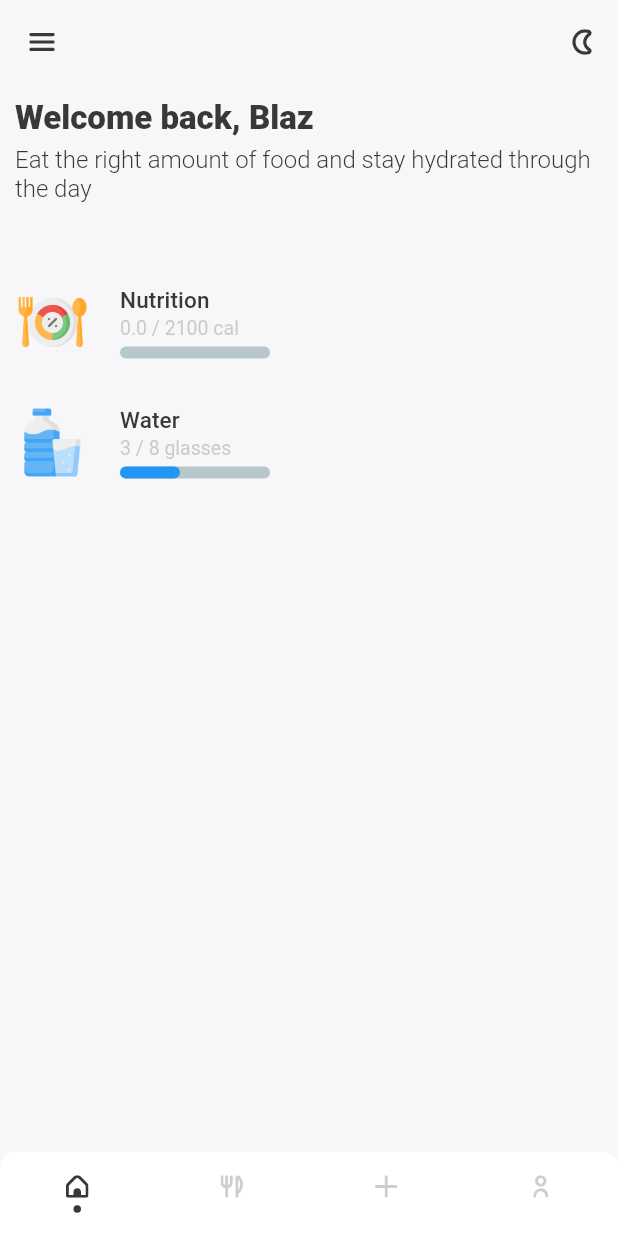
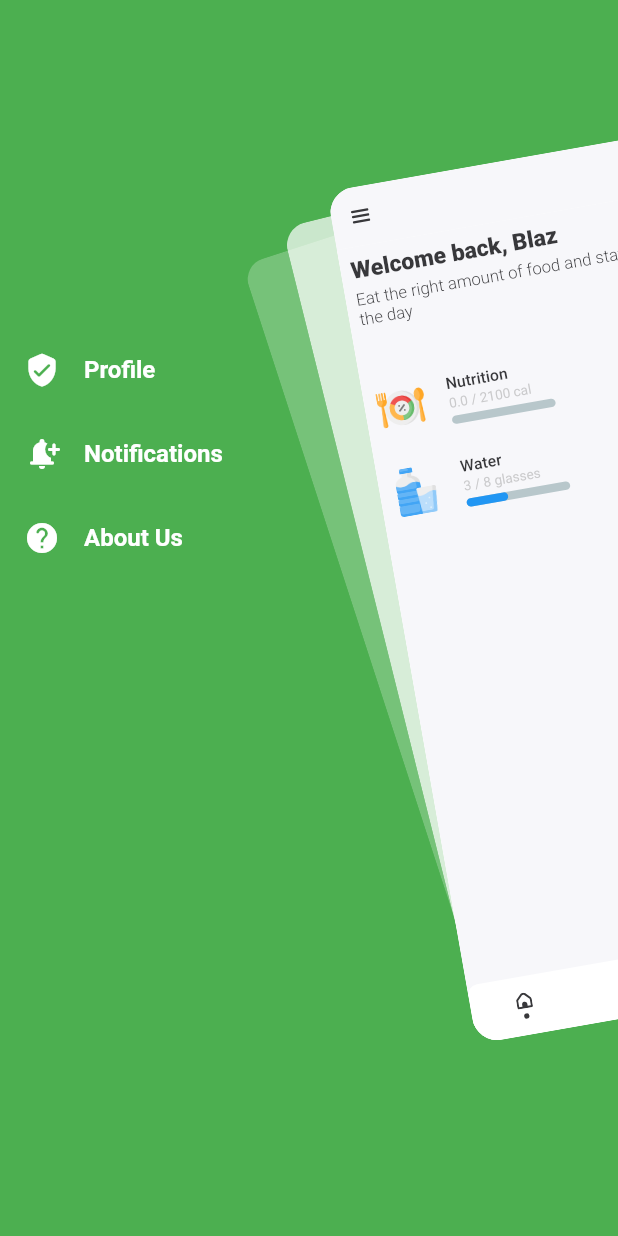
Before and after one commit to blaz-cerpnjak/flutter-nutrition-app, a Flutter app: the screen it shows after launch, after a tap on an icon or button, on a phone screen of 412 x 824 dp. Run offline on Flutter 3.47's test engine with Material 2 defaults, Android fonts, the phone set to English and light mode, and no system bars; drawn by our look-alikes of flutter_zoom_drawer, percent_indicator, persistent_bottom_nav_bar; our stand-ins replace date_format, date_picker_timeline, flutter_svg, google_fonts, hive, hive_flutter and 1 more; accounts and stored records are empty.

Commit message:
Add Navigation Drawer

```diff
--- a/nutrition_app/lib/screens/main_screen.dart
+++ b/nutrition_app/lib/screens/main_screen.dart
@@ -1,10 +1,13 @@
 import 'package:flutter/material.dart';
 import 'package:flutter_svg/flutter_svg.dart';
+import 'package:flutter_zoom_drawer/config.dart';
+import 'package:flutter_zoom_drawer/flutter_zoom_drawer.dart';
 import 'package:nutrition_app/screens/add_food_screen.dart';
 import 'package:nutrition_app/screens/choose_food_screen.dart';
 import 'package:nutrition_app/screens/food_screen.dart';
 import 'package:nutrition_app/screens/home_screen.dart';
 import 'package:nutrition_app/screens/user_profile_screen.dart';
+import 'package:nutrition_app/widgets/drawer_menu_screen.dart';
 import 'package:persistent_bottom_nav_bar/persistent-tab-view.dart';
 import 'package:provider/provider.dart';
 import 'package:shared_preferences/shared_preferences.dart';
@@ -64,7 +67,6 @@ class _MainScreenState extends State<MainScreen> {
     UserProfileScreen(),
   ];
 
-
   List<PersistentBottomNavBarItem> _navBarsItems() {
     return [
         PersistentBottomNavBarItem(
@@ -112,15 +114,27 @@ class _MainScreenState extends State<MainScreen> {
 
   @override
   Widget build(BuildContext context) {
+    final zoomDrawerController = ZoomDrawerController();
 
-    return Scaffold(
+    return ZoomDrawer(
+      controller: zoomDrawerController,
+      style: DrawerStyle.defaultStyle,
+      borderRadius: 24,
+      angle: -10.0,
+      showShadow: true,
+      slideWidth: MediaQuery.of(context).size.width * 0.65,
+      menuBackgroundColor: Colors.green,
+      menuScreen: DrawerMenuScreen(
+        onSelectedItem: (item) { _controller.index = 1; },
+      ),
+      mainScreen: Scaffold(
         appBar: AppBar(
           automaticallyImplyLeading: true,
           backgroundColor: Theme.of(context).backgroundColor,
           elevation: 0,
           leading: IconButton(
             color: Theme.of(context).primaryColor,
-          onPressed: () {},
+            onPressed: () => zoomDrawerController.toggle?.call(),
             icon: SvgPicture.asset(
               "assets/icons/menu_icon.svg",
               color: Theme.of(context).primaryColor,
@@ -187,6 +201,7 @@ class _MainScreenState extends State<MainScreen> {
             onItemSelected(index);
           },
         ),
+      ),
     );
   }
 
--- /dev/null
+++ b/nutrition_app/lib/widgets/drawer_menu_screen.dart
@@ -0,0 +1,64 @@
+import 'package:flutter/material.dart';
+import 'package:flutter/src/foundation/key.dart';
+import 'package:flutter/src/widgets/framework.dart';
+
+class MenuItem {
+  final String title;
+  final Icon icon;
+
+  const MenuItem(this.title, this.icon);
+}
+
+class MenuItems {
+  static const screen1 = MenuItem("Profile", Icon(Icons.verified_user_rounded));
+  static const screen2 = MenuItem("Notifications", Icon(Icons.notification_add_rounded));
+  static const screen3 = MenuItem("About Us", Icon(Icons.help_rounded));
+
+  static const all = <MenuItem> [
+    screen1,
+    screen2,
+    screen3
+  ];
+}
+
+class DrawerMenuScreen extends StatelessWidget {
+  final ValueChanged<MenuItem> onSelectedItem;
+
+  const DrawerMenuScreen({
+    Key? key,
+    required this.onSelectedItem,
+  }) : super(key: key);
+
+  @override
+  Widget build(BuildContext context) {
+    return Scaffold(
+      backgroundColor: Colors.green,
+      body: SafeArea(
+        child: Column(
+          crossAxisAlignment: CrossAxisAlignment.start,
+          children: <Widget> [
+            const Spacer(),
+            ...MenuItems.all.map((item) => buildMenuItem(context, item)).toList(),
+            const Spacer(flex: 2),
+          ],
+        ),
+      ),
+    );
+  }
+
+  Widget buildMenuItem(BuildContext context, MenuItem item) {
+    return ListTile(
+      minLeadingWidth: 20,
+      leading: item.icon,
+      title: Text(
+        item.title,
+        style: Theme.of(context).textTheme.subtitle1?.copyWith(
+          fontSize: 16,
+          color: Colors.white,
+        ),
+      ),
+      iconColor: Colors.white,
+      onTap: () => onSelectedItem(item),
+    );
+  }
+}
--- a/nutrition_app/pubspec.yaml
+++ b/nutrition_app/pubspec.yaml
@@ -24,6 +24,7 @@ dependencies:
   equatable: ^2.0.3
   date_picker_timeline: ^1.2.3
   date_format: ^2.0.6
+  flutter_zoom_drawer: ^3.0.2
 
 dev_dependencies:
   flutter_test:
```
Lines whose indentation alone changed are shown as unchanged.
